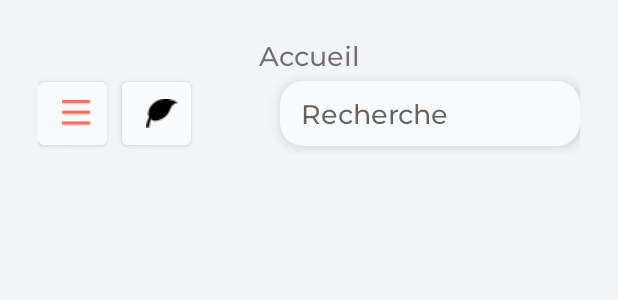
After one commit to KvRae/Easy-Kitchen-Android, an Android app: the layout activity_home.xml on its own in the app's theme, with its tools: preview values and no code run, on a phone screen of 412 x 824 dp. The commit adds this screen. Shown: the top 300 px of the screen. Run offline under Robolectric (Android 15) with nearby library versions, the phone set to English and light mode, and no system bars.

Commit message:
Home Activity added

```diff
--- a/app/src/main/java/devsec/app/easykitchen/activities/LoginActivity.kt
+++ b/app/src/main/java/devsec/app/easykitchen/activities/LoginActivity.kt
@@ -32,7 +32,7 @@ class LoginActivity : AppCompatActivity() {
             val passwordEditText = findViewById<TextView>(R.id.passwordEditText)
 
             if (validateLogin(usernameEditText, passwordEditText,passwordLayout)) {
-                val intent = Intent(this, MainMenuActivity::class.java)
+                val intent = Intent(this, HomeActivity::class.java)
                 intent.putExtra("username", usernameEditText.text.toString())
                 startActivity(intent)
             }else{
--- /dev/null
+++ b/app/src/main/res/drawable-v24/rounded_edittext.xml
@@ -0,0 +1,13 @@
+<?xml version="1.0" encoding="utf-8"?>
+<!--  res/drawable/rounded_edittext.xml -->
+<shape xmlns:android="http://schemas.android.com/apk/res/android"
+    android:shape="rectangle"
+    android:padding="10dp">
+
+    <solid android:color="@color/theWhite" />
+    <corners
+        android:bottomRightRadius="15dp"
+        android:bottomLeftRadius="15dp"
+        android:topLeftRadius="15dp"
+        android:topRightRadius="15dp" />
+</shape>
--- /dev/null
+++ b/app/src/main/res/layout/activity_home.xml
@@ -0,0 +1,75 @@
+<?xml version="1.0" encoding="utf-8"?>
+<androidx.constraintlayout.widget.ConstraintLayout xmlns:android="http://schemas.android.com/apk/res/android"
+    xmlns:app="http://schemas.android.com/apk/res-auto"
+    xmlns:tools="http://schemas.android.com/tools"
+    android:layout_width="match_parent"
+    android:layout_height="match_parent"
+    android:background="@color/background"
+    android:padding="25dp">
+
+    <TextView
+        android:id="@+id/title"
+        android:layout_width="wrap_content"
+        android:layout_height="wrap_content"
+        android:text="@string/accueilTxt"
+        android:textSize="18dp"
+        app:layout_constraintEnd_toEndOf="parent"
+        app:layout_constraintStart_toStartOf="parent"
+        app:layout_constraintTop_toTopOf="parent" />
+
+    <androidx.constraintlayout.widget.ConstraintLayout
+        android:id="@+id/constraintLayout"
+        android:layout_width="match_parent"
+        android:layout_height="wrap_content"
+        app:layout_constraintEnd_toEndOf="parent"
+        app:layout_constraintStart_toStartOf="parent"
+        app:layout_constraintTop_toBottomOf="@+id/title">
+
+        <com.google.android.material.button.MaterialButton
+            android:id="@+id/materialButton"
+            android:layout_width="46dp"
+            android:layout_height="54dp"
+            android:backgroundTint="@color/theWhite"
+            app:icon="@drawable/hamburger"
+            app:iconTint="@color/ourColor"
+            app:layout_constraintStart_toStartOf="parent"
+            app:layout_constraintTop_toTopOf="parent" />
+
+
+        <com.google.android.material.button.MaterialButton
+            android:id="@+id/materialButton2"
+            android:layout_width="46dp"
+            android:layout_height="54dp"
+            android:layout_marginLeft="10dp"
+            android:backgroundTint="@color/theWhite"
+            app:icon="@drawable/leaf"
+            app:iconTint="@color/black"
+            app:layout_constraintStart_toEndOf="@+id/materialButton"
+            app:layout_constraintTop_toTopOf="parent" />
+
+
+        <EditText
+            android:id="@+id/textInputLayout"
+            android:layout_width="200dp"
+            android:layout_height="43dp"
+            android:layout_marginStart="14dp"
+            android:layout_marginTop="5dp"
+            android:background="@drawable/rounded_edittext"
+            android:elevation="5dp"
+            android:hint="@string/rechercheTxt"
+            android:paddingLeft="14dp"
+            app:layout_constraintEnd_toEndOf="parent"
+            app:layout_constraintTop_toTopOf="parent" />
+
+    </androidx.constraintlayout.widget.ConstraintLayout>
+
+    <androidx.recyclerview.widget.RecyclerView
+        android:id="@+id/recommended"
+        android:layout_width="match_parent"
+        android:layout_height="wrap_content"
+        app:layout_constraintEnd_toEndOf="parent"
+        app:layout_constraintStart_toStartOf="parent"
+        app:layout_constraintTop_toBottomOf="@+id/constraintLayout">
+
+    </androidx.recyclerview.widget.RecyclerView>
+</androidx.constraintlayout.widget.ConstraintLayout>
--- a/app/src/main/res/values/colors.xml
+++ b/app/src/main/res/values/colors.xml
@@ -8,4 +8,7 @@
     <color name="black">#FF000000</color>
     <color name="white">#FFFFFFFF</color>
     <color name="rosybrown">#ee4760</color>
+    <color name="theWhite">#F9FAFC</color>
+    <color name="ourColor">#EF6E60</color>
+    <color name="background">#F3F4F8</color>
 </resources>
```
Also changed, not shown: app/build.gradle (+9 -0 lines), app/src/main/AndroidManifest.xml (+12 -2 lines), app/src/main/java/devsec/app/easykitchen/activities/HomeActivity.kt (added, +41 -0 lines), app/src/main/java/devsec/app/easykitchen/adapter/Recommended_RecyclerView.kt (added, +28 -0 lines), app/src/main/res/layout/recommended_row.xml (added, +12 -0 lines), app/src/main/res/values/strings.xml (+11 -0 lines), app/src/main/res/drawable-v24/hamburger.png (added), app/src/main/res/drawable-v24/leaf.png (added).
